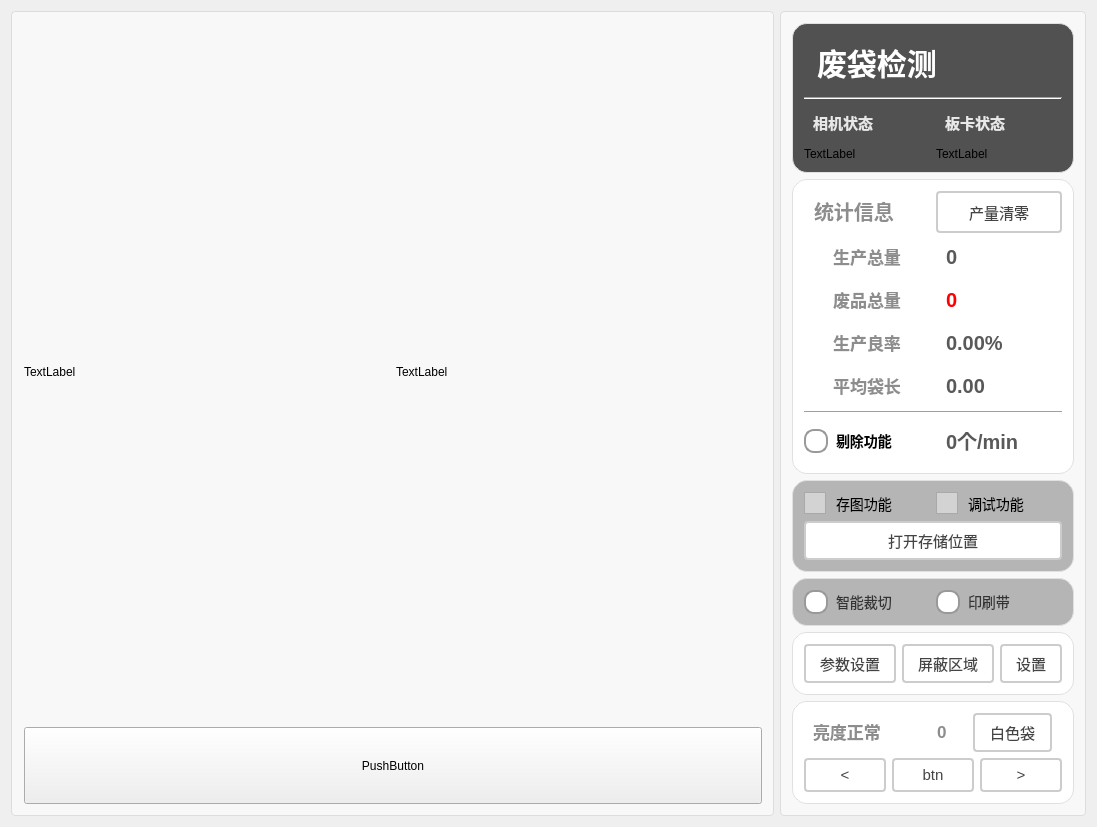
Before: the Qt Designer form Project/SmartCroppingOfBags/ui/SmartCroppingOfBags.ui in WIND-ROAD-RUN/RW_UL, drawn with Qt 5.
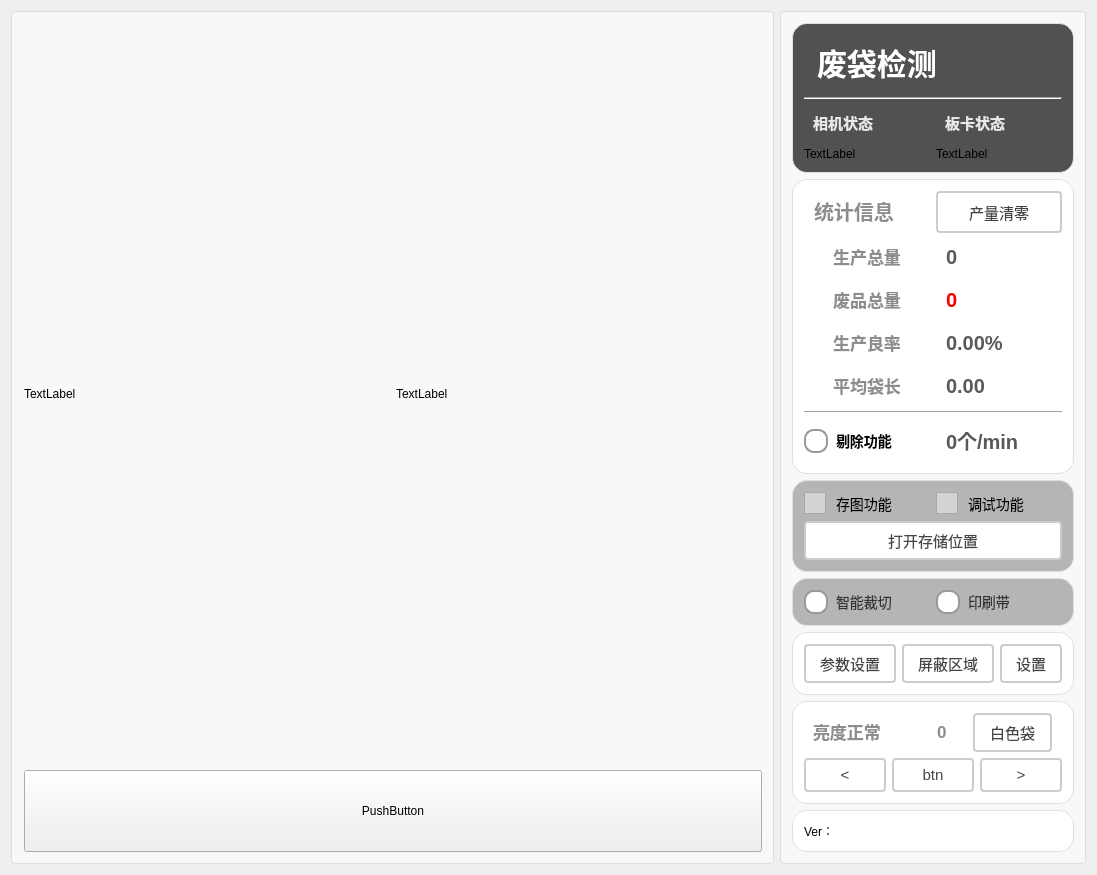
After: the same form once the commit is applied. Icons and pictures are not drawn.

Commit message: 增加显示版本号UI

Diff of the .ui file:
```diff
--- a/Project/SmartCroppingOfBags/ui/SmartCroppingOfBags.ui
+++ b/Project/SmartCroppingOfBags/ui/SmartCroppingOfBags.ui
@@ -97,7 +97,7 @@
         <property name="title">
          <string/>
         </property>
-        <layout class="QVBoxLayout" name="verticalLayout_6" stretch="4,7,3,1,2,3">
+        <layout class="QVBoxLayout" name="verticalLayout_6" stretch="4,7,3,1,2,3,0">
          <item>
           <widget class="QGroupBox" name="groupBox_head">
            <property name="styleSheet">
@@ -1269,6 +1269,39 @@
            </layout>
           </widget>
          </item>
+         <item>
+          <widget class="QGroupBox" name="gBox_set_3">
+           <property name="styleSheet">
+            <string notr="true">QGroupBox {
+    font-size: 20px;
+    font-weight: bold;
+    background-color: rgb(255, 255, 255);
+    border: 1px solid #e0e0e0;
+    border-radius: 2px;
+	border-radius: 15px
+}
+
+QGroupBox::title {
+    subcontrol-origin: margin;
+    left: 10px;
+    padding: 0 5px;
+    color: #2c3e50;
+}</string>
+           </property>
+           <property name="title">
+            <string/>
+           </property>
+           <layout class="QVBoxLayout" name="verticalLayout_8">
+            <item>
+             <widget class="QLabel" name="lb_version">
+              <property name="text">
+               <string>Ver：</string>
+              </property>
+             </widget>
+            </item>
+           </layout>
+          </widget>
+         </item>
         </layout>
        </widget>
       </item>
```
The commit also changes 1 other file.
